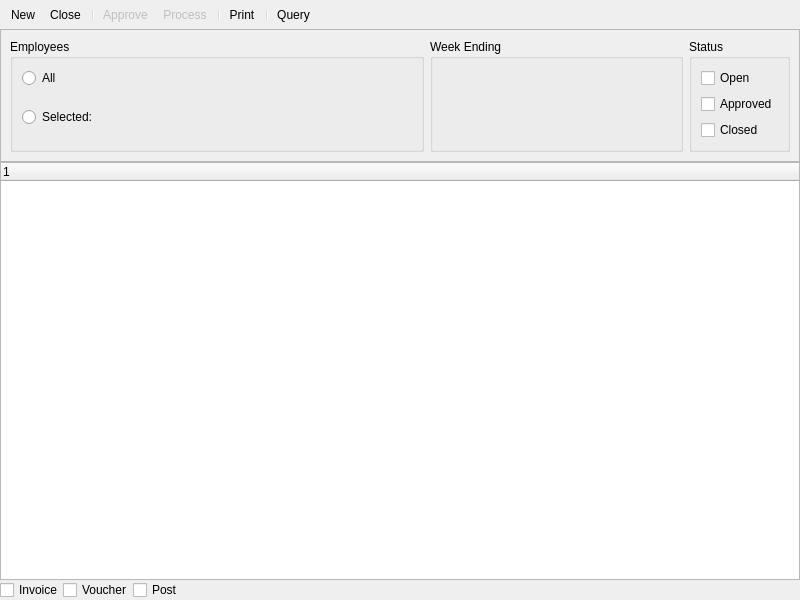
This is xttelite/trunk/resources/client/uiforms/tesheet.ui in WooodHead/xtuple as Qt 5 draws it before an edit. The edited form follows.
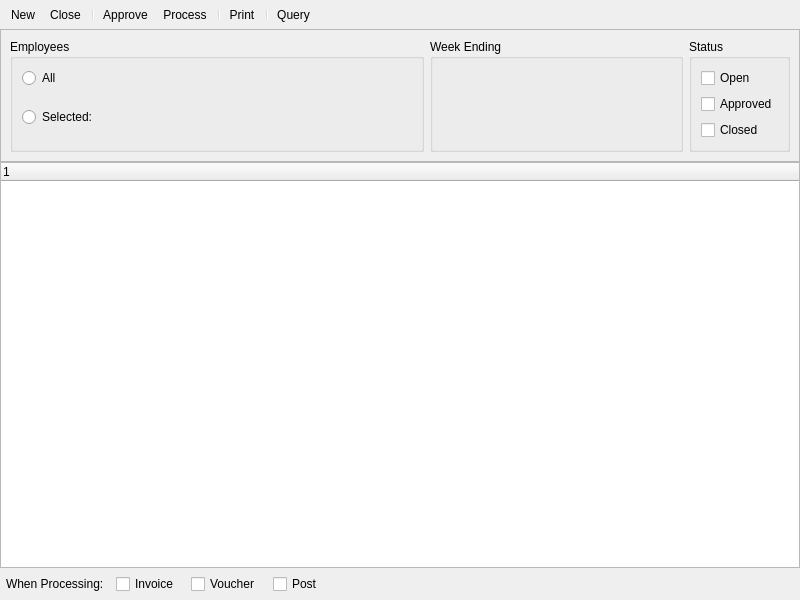
This is the edited form. Custom widgets are drawn as their Qt base class.

The edit to the form file:
```diff
--- a/xttelite/trunk/resources/client/uiforms/tesheet.ui
+++ b/xttelite/trunk/resources/client/uiforms/tesheet.ui
@@ -208,6 +208,19 @@
    </item>
    <item row="3" column="0">
     <layout class="QHBoxLayout" name="horizontalLayout_3">
+     <property name="spacing">
+      <number>12</number>
+     </property>
+     <property name="margin">
+      <number>6</number>
+     </property>
+     <item>
+      <widget class="QLabel" name="label">
+       <property name="text">
+        <string>When Processing:</string>
+       </property>
+      </widget>
+     </item>
      <item>
       <widget class="XCheckBox" name="_invoice">
        <property name="text">
@@ -262,17 +275,11 @@
    </property>
   </action>
   <action name="_process">
-   <property name="enabled">
-    <bool>false</bool>
-   </property>
    <property name="text">
     <string>Process</string>
    </property>
   </action>
   <action name="_approve">
-   <property name="enabled">
-    <bool>false</bool>
-   </property>
    <property name="text">
     <string>Approve</string>
    </property>
```
Left out of the diff: 10 changed lines with no effect on the pictures.
